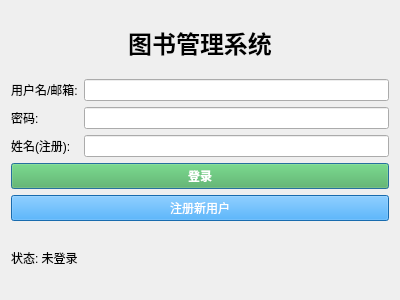
Old version of the form U1/login.ui in the repository laosu6666/library-management-system.
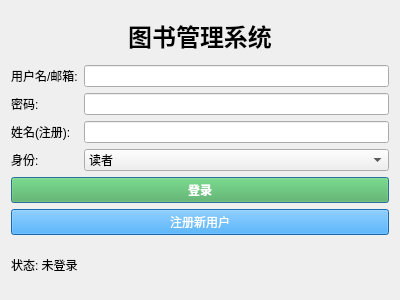
New version of the form.

Diff of the .ui file:
```diff
--- a/U1/login.ui
+++ b/U1/login.ui
@@ -67,6 +67,27 @@
      <item row="2" column="1">
       <widget class="QLineEdit" name="txtName"/>
      </item>
+     <item row="3" column="0">
+      <widget class="QLabel" name="lblRole">
+       <property name="text">
+        <string>身份:</string>
+       </property>
+      </widget>
+     </item>
+     <item row="3" column="1">
+      <widget class="QComboBox" name="cmbRole">
+       <item>
+        <property name="text">
+         <string>读者</string>
+        </property>
+       </item>
+       <item>
+        <property name="text">
+         <string>图书管理员</string>
+        </property>
+       </item>
+      </widget>
+     </item>
     </layout>
    </item>
    <item>
```
